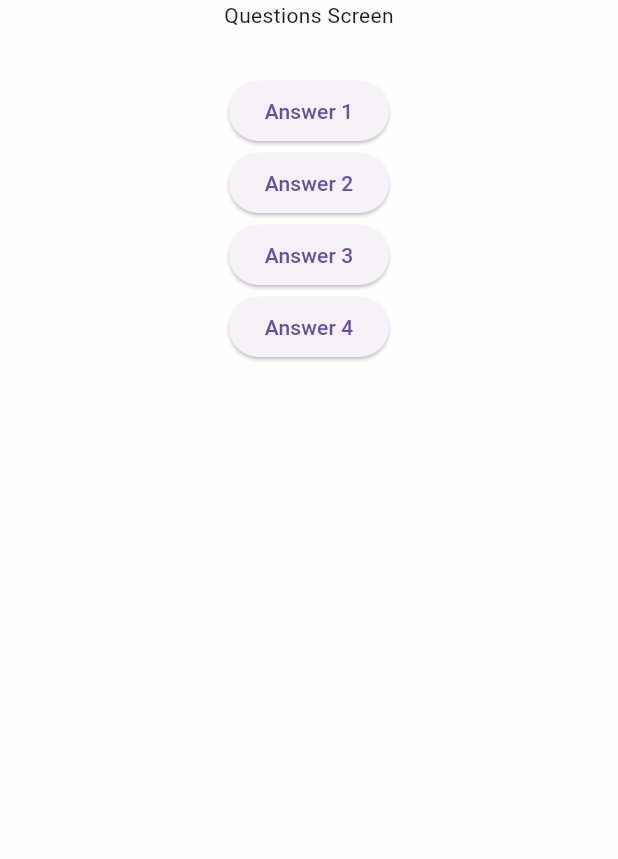
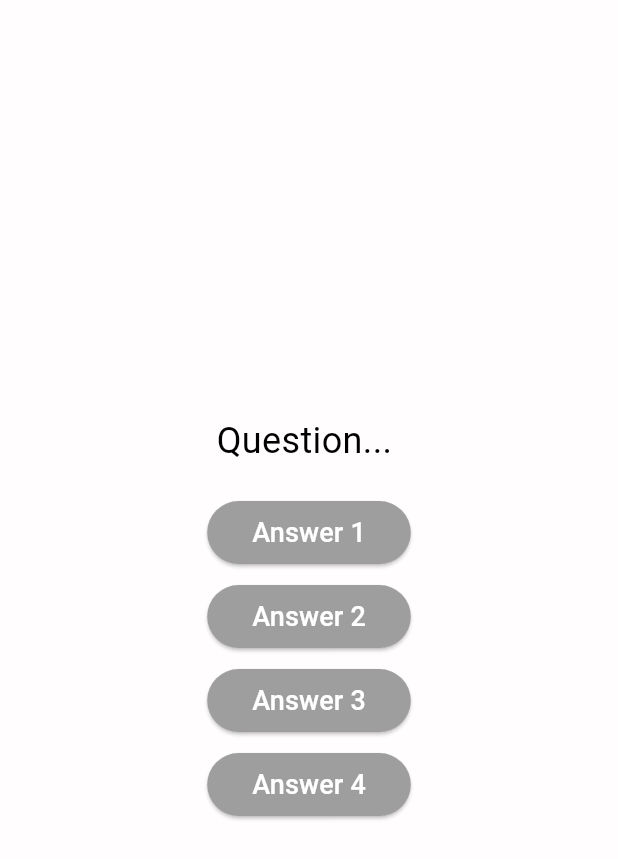
Before and after one commit to RonydaEssam/quiz_app, a Flutter app: the screen it shows after launch, after a tap on "Start Quiz", on a phone screen of 412 x 824 dp. Shown: the top 859 px of the screen. Run offline on Flutter 3.47's test engine with Material 3 defaults, Android fonts, the phone set to English and light mode, and no system bars.

Commit message:
styling answers buttons

```diff
--- /dev/null
+++ b/lib/answer_button.dart
@@ -0,0 +1,29 @@
+import 'package:flutter/material.dart';
+
+class AnswerButton extends StatelessWidget {
+  const AnswerButton({
+    super.key,
+    required this.answerText,
+    required this.onTap,
+  });
+
+  final String answerText;
+  final void Function() onTap;
+
+  @override
+  Widget build(BuildContext context) {
+    return ElevatedButton(
+      onPressed: onTap,
+      style: ElevatedButton.styleFrom(
+        backgroundColor: Colors.grey,
+        foregroundColor: Colors.white,
+        shape: RoundedRectangleBorder(borderRadius: BorderRadius.circular(30)),
+        padding: EdgeInsets.symmetric(horizontal: 30, vertical: 8),
+      ),
+      child: Text(
+        answerText,
+        style: TextStyle(fontSize: 18),
+      ),
+    );
+  }
+}
--- a/lib/questions.dart
+++ b/lib/questions.dart
@@ -1,4 +1,5 @@
 import 'package:flutter/material.dart';
+import 'package:quiz_app/answer_button.dart';
 
 class Questions extends StatefulWidget {
   const Questions({super.key});
@@ -15,24 +16,35 @@ class _QuestionsState extends State<Questions> {
     return SizedBox(
       width: double.infinity,
       child: Column(
+        mainAxisAlignment: MainAxisAlignment.center,
         children: [
-          Text('Questions Screen'),
-          SizedBox(height: 30),
-          ElevatedButton(
-            onPressed: () {},
-            child: Text('Answer 1'),
+          const Text(
+            'Question... ',
+            style: TextStyle(
+              color: Colors.black,
+              fontSize: 24,
+              fontWeight: FontWeight.w400,
+            ),
           ),
-          ElevatedButton(
-            onPressed: () {},
-            child: Text('Answer 2'),
+          const SizedBox(height: 20),
+          AnswerButton(
+            onTap: () {},
+            answerText: 'Answer 1',
           ),
-          ElevatedButton(
-            onPressed: () {},
-            child: Text('Answer 3'),
+          const SizedBox(height: 8),
+          AnswerButton(
+            onTap: () {},
+            answerText: 'Answer 2',
           ),
-          ElevatedButton(
-            onPressed: () {},
-            child: Text('Answer 4'),
+          const SizedBox(height: 8),
+          AnswerButton(
+            onTap: () {},
+            answerText: 'Answer 3',
+          ),
+          const SizedBox(height: 8),
+          AnswerButton(
+            onTap: () {},
+            answerText: 'Answer 4',
           ),
         ],
       ),
```
